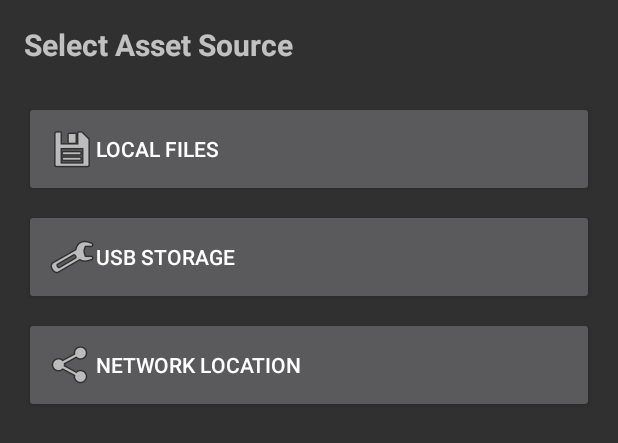
After one commit to Jbbrack03/Diablo2Portable, an Android app: the layout fragment_file_source.xml on its own in the app's theme, with its tools: preview values and no code run, on a phone screen of 412 x 824 dp. The commit adds this screen. Shown: the top 443 px of the screen. Run offline under Robolectric (Android 15) with nearby library versions, the phone set to English and light mode, and no system bars.

Commit message:
Add file source selection screen - RED/GREEN cycle complete

```diff
--- /dev/null
+++ b/android/app/src/main/res/layout/fragment_file_source.xml
@@ -0,0 +1,45 @@
+<?xml version="1.0" encoding="utf-8"?>
+<LinearLayout xmlns:android="http://schemas.android.com/apk/res/android"
+    android:layout_width="match_parent"
+    android:layout_height="match_parent"
+    android:orientation="vertical"
+    android:padding="16dp">
+
+    <TextView
+        android:layout_width="wrap_content"
+        android:layout_height="wrap_content"
+        android:text="Select Asset Source"
+        android:textSize="20sp"
+        android:textStyle="bold"
+        android:layout_marginBottom="24dp" />
+
+    <Button
+        android:id="@+id/option_local_files"
+        android:layout_width="match_parent"
+        android:layout_height="wrap_content"
+        android:text="Local Files"
+        android:drawableLeft="@android:drawable/ic_menu_save"
+        android:gravity="start|center_vertical"
+        android:padding="16dp"
+        android:layout_marginBottom="8dp" />
+
+    <Button
+        android:id="@+id/option_usb_storage"
+        android:layout_width="match_parent"
+        android:layout_height="wrap_content"
+        android:text="USB Storage"
+        android:drawableLeft="@android:drawable/ic_menu_preferences"
+        android:gravity="start|center_vertical"
+        android:padding="16dp"
+        android:layout_marginBottom="8dp" />
+
+    <Button
+        android:id="@+id/option_network_location"
+        android:layout_width="match_parent"
+        android:layout_height="wrap_content"
+        android:text="Network Location"
+        android:drawableLeft="@android:drawable/ic_menu_share"
+        android:gravity="start|center_vertical"
+        android:padding="16dp" />
+
+</LinearLayout>
```
Also changed, not shown: android/app/src/main/java/com/diablo2portable/OnboardingActivity.java (+10 -0 lines), 1 other file.
